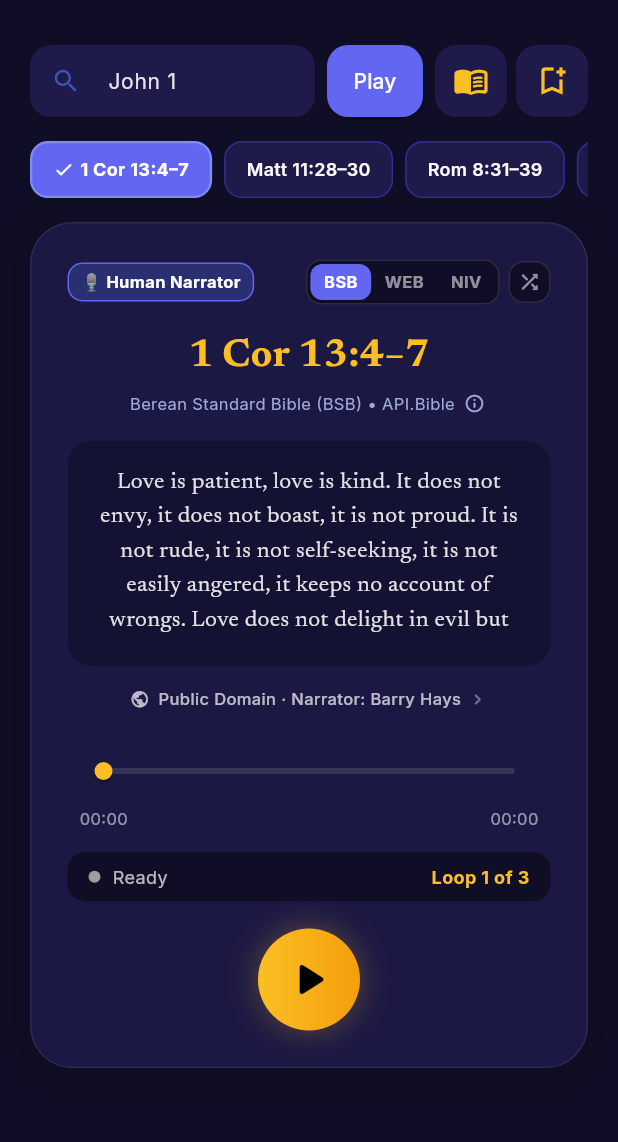
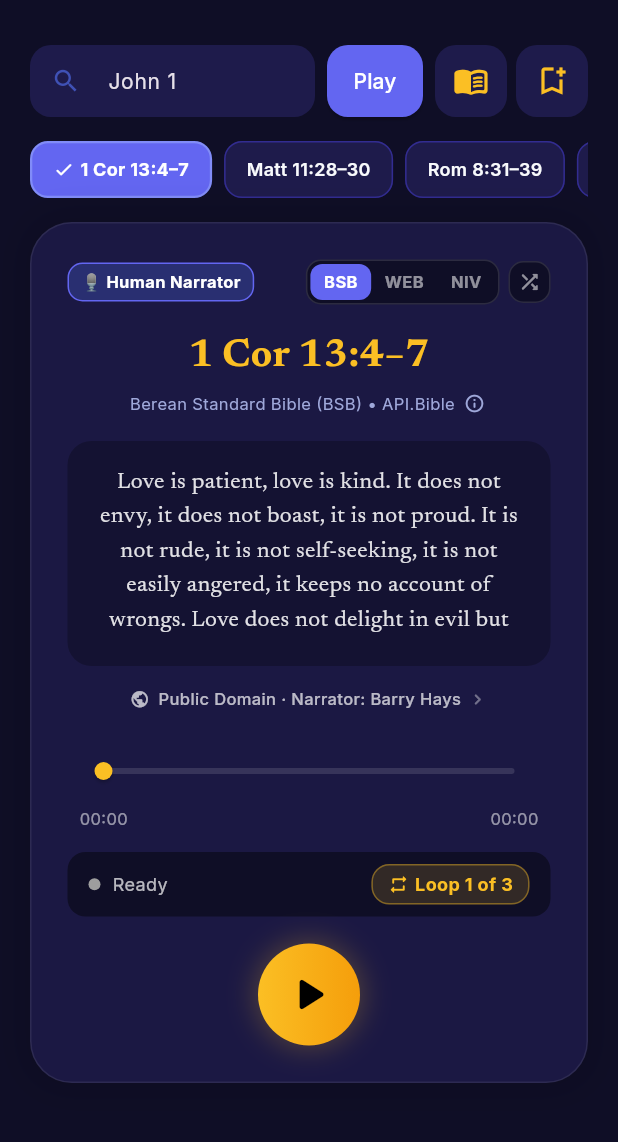
Before and after one commit to neiljaywarner/selah_prototype_audio_13sep2026, a Flutter app: the screen it shows after launch, on a phone screen of 412 x 824 dp, the part 69-1211 px from its top. Run offline on Flutter 3.47's test engine with Material 3 defaults, Android fonts, the phone set to English and light mode, and no system bars; our stand-ins replace device_info_plus, dio, flutter_riverpod, flutter_tts, google_fonts, just_audio and 3 more; missing offline and left inert: aptabase_flutter, audio_session, feedback, marionette_flutter; network calls fail.

Commit message:
feat(#6): add AudioSession music profile, 7x and infinite loop walking controls, and prioritized curated chips

```diff
--- a/lib/src/features/meditation/presentation/chapter_player_screen.dart
+++ b/lib/src/features/meditation/presentation/chapter_player_screen.dart
@@ -517,38 +517,47 @@ class _ChapterPlayerScreenState extends ConsumerState<ChapterPlayerScreen> {
                     builder: (context) {
                       final savedList = userPrefs.savedChapters;
                       final savedSet = savedList.map((s) => s.toLowerCase().trim()).toSet();
-                      final remainingPresets = kFeaturedChapters
-                          .where((c) => !savedSet.contains(c.reference.toLowerCase().trim()))
-                          .toList();
-                      final totalCount = savedList.length + remainingPresets.length;
+                      final allChips = <({String label, ChapterInfo? chapter, bool isSaved})>[
+                        ...kFeaturedChapters.map((c) => (
+                              label: c.displayTitle ?? c.reference,
+                              chapter: c as ChapterInfo?,
+                              isSaved: savedSet.contains(c.reference.toLowerCase().trim()),
+                            )),
+                        ...savedList
+                            .where((s) => !kFeaturedChapters.any((c) =>
+                                c.reference.toLowerCase().trim() == s.toLowerCase().trim() ||
+                                (c.displayTitle ?? '').toLowerCase().trim() == s.toLowerCase().trim()))
+                            .map((s) => (
+                                  label: s,
+                                  chapter: null as ChapterInfo?,
+                                  isSaved: true,
+                                )),
+                      ];
 
                       return ListView.separated(
                         scrollDirection: Axis.horizontal,
                         physics: const BouncingScrollPhysics(),
-                        itemCount: totalCount,
+                        itemCount: allChips.length,
                         separatorBuilder: (context, index) => const SizedBox(width: 8),
                         itemBuilder: (context, index) {
-                          if (index < savedList.length) {
-                            final refStr = savedList[index];
+                          final item = allChips[index];
                           final isSelected = playerState.currentChapter.reference.toLowerCase().trim() ==
-                                refStr.toLowerCase().trim();
+                                  item.label.toLowerCase().trim() ||
+                              (playerState.currentChapter.displayTitle ?? '').toLowerCase().trim() ==
+                                  item.label.toLowerCase().trim();
+
                           return _PresetChip(
-                              label: refStr,
+                            label: item.label,
                             isSelected: isSelected,
-                              isBookmarked: true,
-                              onTap: () => _handleSearchSubmit(refStr),
+                            isBookmarked: item.isSaved,
+                            onTap: () {
+                              if (item.chapter != null) {
+                                notifier.loadChapter(item.chapter!);
+                              } else {
+                                _handleSearchSubmit(item.label);
+                              }
+                            },
                           );
-                          } else {
-                            final chapter = remainingPresets[index - savedList.length];
-                            final isSelected =
-                                playerState.currentChapter.reference == chapter.reference;
-                            return _PresetChip(
-                              label: chapter.reference,
-                              isSelected: isSelected,
-                              isBookmarked: false,
-                              onTap: () => notifier.loadChapter(chapter),
-                            );
-                          }
                         },
                       );
                     },
@@ -910,12 +919,45 @@ class _ChapterPlayerScreenState extends ConsumerState<ChapterPlayerScreen> {
                             ),
                           ),
                           const SizedBox(width: 8),
+                          GestureDetector(
+                            key: const Key('cycle_repetitions_chip'),
+                            onTap: () {
+                              const repsList = [1, 3, 7, -1];
+                              final currentIdx = repsList.indexOf(playerState.repetitions);
+                              final nextReps = repsList[(currentIdx + 1) % repsList.length];
+                              notifier.setRepetitions(nextReps);
+                              final label = nextReps == -1 ? 'Continuous ∞ Loop' : '${nextReps}x Repeat';
+                              ScaffoldMessenger.of(context).removeCurrentSnackBar();
+                              ScaffoldMessenger.of(context).showSnackBar(
+                                SnackBar(
+                                  content: Text('Walking Repetitions: $label'),
+                                  duration: const Duration(seconds: 2),
+                                  backgroundColor: const Color(0xFF4338CA),
+                                ),
+                              );
+                            },
+                            child: Container(
+                              padding: const EdgeInsets.symmetric(horizontal: 10, vertical: 4),
+                              decoration: BoxDecoration(
+                                color: const Color(0xFFFBBF24).withValues(alpha: 0.15),
+                                borderRadius: BorderRadius.circular(12),
+                                border: Border.all(color: const Color(0xFFFBBF24).withValues(alpha: 0.4)),
+                              ),
+                              child: Row(
+                                mainAxisSize: MainAxisSize.min,
+                                children: [
+                                  const Icon(Icons.repeat_rounded, color: Color(0xFFFBBF24), size: 14),
+                                  const SizedBox(width: 4),
                                   Text(
                                     'Loop ${playerState.currentIteration} of ${playerState.repetitions == -1 ? "∞" : playerState.repetitions}',
                                     style: const TextStyle(
                                       fontSize: 12,
                                       color: Color(0xFFFBBF24),
                                       fontWeight: FontWeight.bold,
+                                    ),
+                                  ),
+                                ],
+                              ),
                             ),
                           ),
                         ],
--- a/pubspec.yaml
+++ b/pubspec.yaml
@@ -39,6 +39,7 @@ dependencies:
   dio: ^5.11.1
   google_fonts: ^8.2.1
   just_audio: ^0.10.6
+  audio_session: ^0.1.25
   aptabase_flutter: ^0.5.0
   talker_flutter: ^5.1.20
   marionette_flutter: ^0.7.0
```
Also changed, not shown: lib/src/features/meditation/application/chapter_player_notifier.dart (+17 -0 lines), pubspec.lock, 1 other file. Lines whose indentation alone changed are shown as unchanged.
